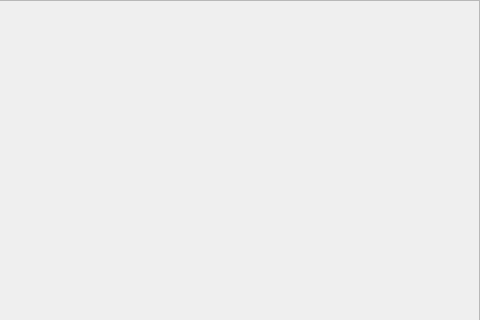
Before: the Qt Designer form CoreGame/Menus/UI/framestore.ui in joaopteixeira/SpaceShipPY, drawn with Qt 5; both pictures show x 651 to 1131 and y 0 to 320 of the 1131 by 651 pixel window.
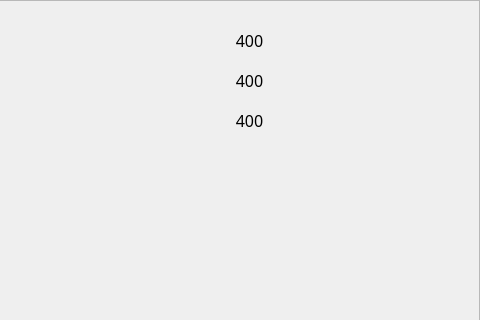
After: the same form once the commit is applied.

The edit to the form file:
```diff
--- a/CoreGame/Menus/UI/framestore.ui
+++ b/CoreGame/Menus/UI/framestore.ui
@@ -109,6 +109,108 @@
     <bool>true</bool>
    </property>
   </widget>
+  <widget class="QPushButton" name="lb_disparo">
+   <property name="geometry">
+    <rect>
+     <x>840</x>
+     <y>100</y>
+     <width>121</width>
+     <height>41</height>
+    </rect>
+   </property>
+   <property name="font">
+    <font>
+     <family>Yu Gothic UI Semilight</family>
+     <pointsize>12</pointsize>
+    </font>
+   </property>
+   <property name="styleSheet">
+    <string notr="true"/>
+   </property>
+   <property name="text">
+    <string>400</string>
+   </property>
+   <property name="iconSize">
+    <size>
+     <width>26</width>
+     <height>16</height>
+    </size>
+   </property>
+   <property name="default">
+    <bool>false</bool>
+   </property>
+   <property name="flat">
+    <bool>true</bool>
+   </property>
+  </widget>
+  <widget class="QPushButton" name="lb_velocity">
+   <property name="geometry">
+    <rect>
+     <x>840</x>
+     <y>60</y>
+     <width>121</width>
+     <height>41</height>
+    </rect>
+   </property>
+   <property name="font">
+    <font>
+     <family>Yu Gothic UI Semilight</family>
+     <pointsize>12</pointsize>
+    </font>
+   </property>
+   <property name="styleSheet">
+    <string notr="true"/>
+   </property>
+   <property name="text">
+    <string>400</string>
+   </property>
+   <property name="iconSize">
+    <size>
+     <width>26</width>
+     <height>16</height>
+    </size>
+   </property>
+   <property name="default">
+    <bool>false</bool>
+   </property>
+   <property name="flat">
+    <bool>true</bool>
+   </property>
+  </widget>
+  <widget class="QPushButton" name="lb_preco">
+   <property name="geometry">
+    <rect>
+     <x>840</x>
+     <y>20</y>
+     <width>121</width>
+     <height>41</height>
+    </rect>
+   </property>
+   <property name="font">
+    <font>
+     <family>Yu Gothic UI Semilight</family>
+     <pointsize>12</pointsize>
+    </font>
+   </property>
+   <property name="styleSheet">
+    <string notr="true"/>
+   </property>
+   <property name="text">
+    <string>400</string>
+   </property>
+   <property name="iconSize">
+    <size>
+     <width>26</width>
+     <height>16</height>
+    </size>
+   </property>
+   <property name="default">
+    <bool>false</bool>
+   </property>
+   <property name="flat">
+    <bool>true</bool>
+   </property>
+  </widget>
  </widget>
  <resources/>
  <connections/>
```
